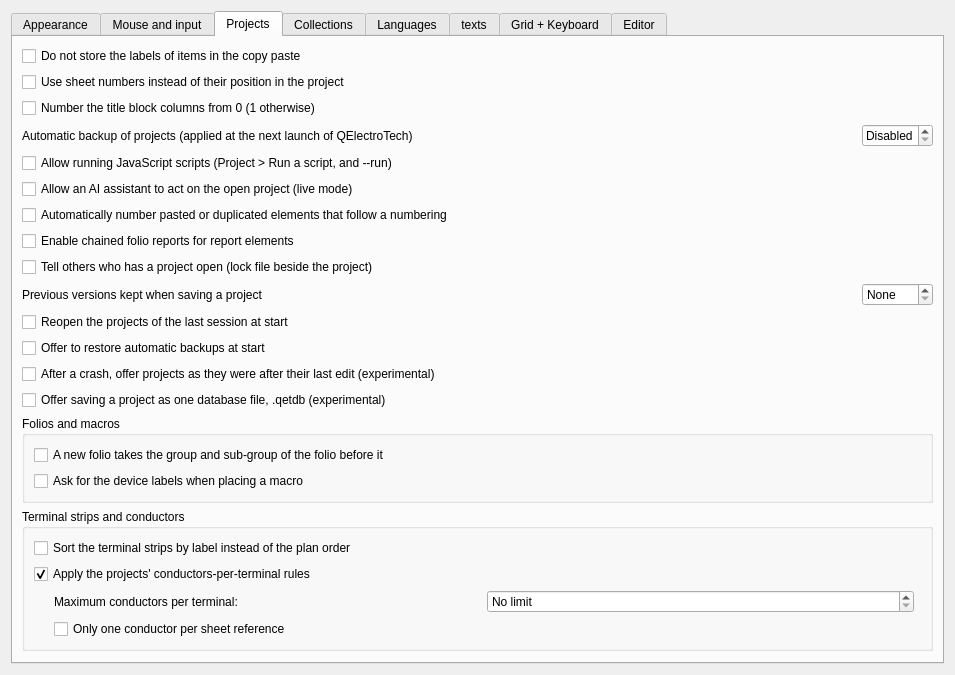
The window that sources/ui/configpage/generalconfigurationpage.ui (AJOL42300/qelectrotech-source-mirror) describes before a commit, drawn with Qt 5.
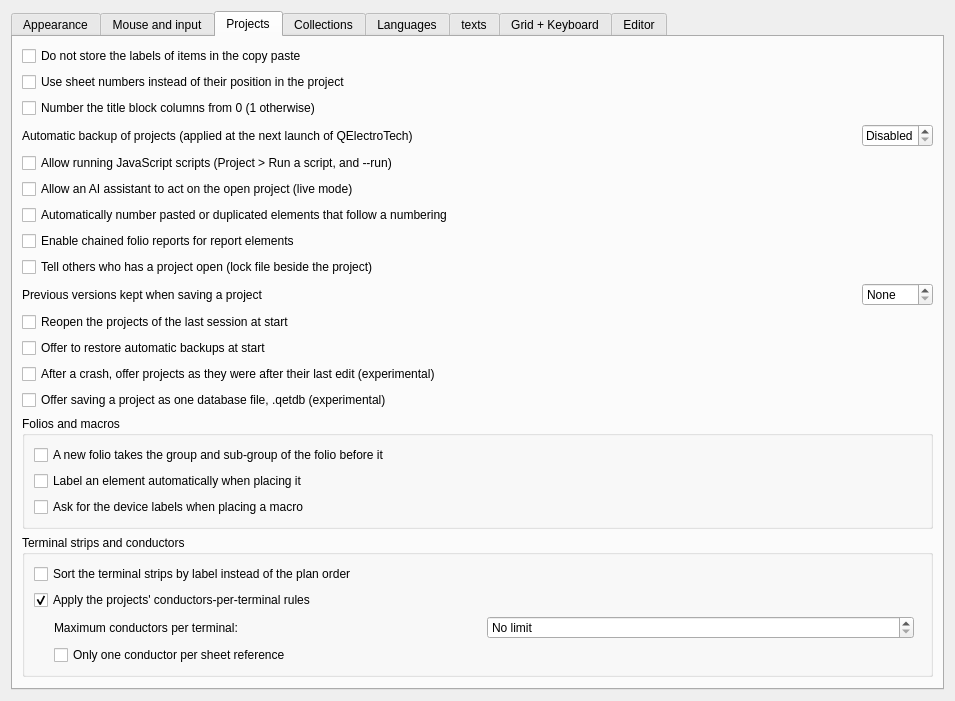
The same window after the commit. The open tabs and pages were chosen to show the change. Icons and pictures are not drawn. Custom widgets are drawn as their Qt base class.

Commit message: Add an automatic label when an element is placed

Patch:
```diff
--- a/sources/ui/configpage/generalconfigurationpage.ui
+++ b/sources/ui/configpage/generalconfigurationpage.ui
@@ -797,6 +797,16 @@
             </property>
            </widget>
           </item>
+          <item>
+           <widget class="QCheckBox" name="m_auto_label_cb">
+            <property name="text">
+             <string>Label an element automatically when placing it</string>
+            </property>
+            <property name="toolTip">
+             <string>An element placed without a label takes its prefix and the next free number, such as K1 or A2. A project which numbers its elements with a scheme keeps using it.</string>
+            </property>
+           </widget>
+          </item>
           <item>
            <widget class="QCheckBox" name="m_macro_ask_labels_cb">
             <property name="text">
```
Left out of the diff: 1 changed line with no effect on the pictures. The commit also changes 11 other files.
